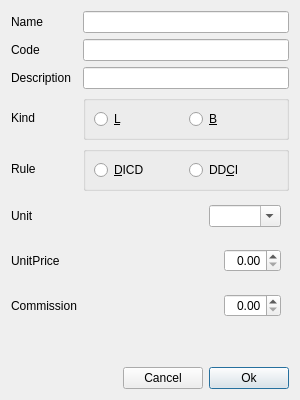
Old version of the form dialog/insertnode/insertnodei.ui in the repository ytxerp/ytx-client.
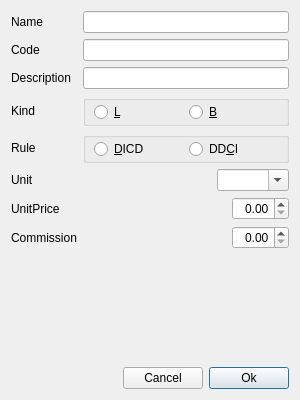
New version of the form. Custom widgets are drawn as their Qt base class.

Diff of the .ui file:
```diff
--- a/dialog/insertnode/insertnodei.ui
+++ b/dialog/insertnode/insertnodei.ui
@@ -27,13 +27,13 @@
        <number>8</number>
       </property>
       <property name="topMargin">
-       <number>8</number>
+       <number>0</number>
       </property>
       <property name="rightMargin">
        <number>8</number>
       </property>
       <property name="bottomMargin">
-       <number>8</number>
+       <number>0</number>
       </property>
       <item>
        <widget class="QRadioButton" name="rBtnDICD">
@@ -119,18 +119,6 @@
    </item>
    <item row="5" column="1" colspan="3">
     <layout class="QHBoxLayout" name="horizontalLayout_4">
-     <property name="leftMargin">
-      <number>8</number>
-     </property>
-     <property name="topMargin">
-      <number>8</number>
-     </property>
-     <property name="rightMargin">
-      <number>8</number>
-     </property>
-     <property name="bottomMargin">
-      <number>8</number>
-     </property>
      <item>
       <spacer name="horizontalSpacer_4">
        <property name="orientation">
@@ -174,18 +162,6 @@
    </item>
    <item row="7" column="1" colspan="3">
     <layout class="QHBoxLayout" name="horizontalLayout_2">
-     <property name="leftMargin">
-      <number>8</number>
-     </property>
-     <property name="topMargin">
-      <number>8</number>
-     </property>
-     <property name="rightMargin">
-      <number>8</number>
-     </property>
-     <property name="bottomMargin">
-      <number>8</number>
-     </property>
      <item>
       <spacer name="horizontalSpacer_3">
        <property name="orientation">
@@ -247,13 +223,13 @@
        <number>8</number>
       </property>
       <property name="topMargin">
-       <number>8</number>
+       <number>0</number>
       </property>
       <property name="rightMargin">
        <number>8</number>
       </property>
       <property name="bottomMargin">
-       <number>8</number>
+       <number>0</number>
       </property>
       <property name="spacing">
        <number>-1</number>
@@ -293,18 +269,6 @@
    </item>
    <item row="6" column="1" colspan="3">
     <layout class="QHBoxLayout" name="horizontalLayout_3">
-     <property name="leftMargin">
-      <number>8</number>
-     </property>
-     <property name="topMargin">
-      <number>8</number>
-     </property>
-     <property name="rightMargin">
-      <number>8</number>
-     </property>
-     <property name="bottomMargin">
-      <number>8</number>
-     </property>
      <item>
       <spacer name="horizontalSpacer_2">
        <property name="orientation">
```
